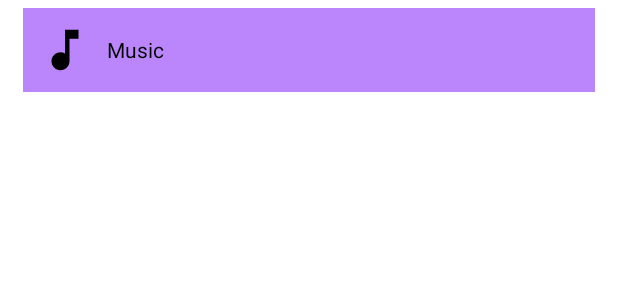
After one commit to hannamkrtchian/Music-Player-App, an Android app: the layout recycler_item.xml on its own in the app's theme, with its tools: preview values and no code run, on a phone screen of 412 x 824 dp. The commit adds this screen. Shown: the top 300 px of the screen. Run offline under Robolectric (Android 15) with nearby library versions, the phone set to English and light mode, and no system bars.

Commit message:
adapter for songsList

```diff
--- a/app/src/main/res/layout/fragment_all_songs.xml
+++ b/app/src/main/res/layout/fragment_all_songs.xml
@@ -18,7 +18,7 @@
         app:layout_constraintEnd_toEndOf="parent"
         app:layout_constraintStart_toStartOf="parent"
         app:layout_constraintTop_toTopOf="parent"
-        app:layout_constraintVertical_bias="0.023" />
+        app:layout_constraintVertical_bias="0.084" />
 
     <TextView
         android:id="@+id/no_songs"
--- /dev/null
+++ b/app/src/main/res/layout/recycler_item.xml
@@ -0,0 +1,29 @@
+<?xml version="1.0" encoding="utf-8"?>
+<RelativeLayout xmlns:android="http://schemas.android.com/apk/res/android"
+    android:layout_width="match_parent"
+    android:layout_height="wrap_content"
+    android:background="@color/purple_200"
+    android:layout_marginTop="5dp"
+    android:layout_marginRight="15dp"
+    android:layout_marginLeft="15dp"
+    android:padding="10dp"
+    xmlns:tools="http://schemas.android.com/tools">
+
+    <ImageView
+        android:layout_width="36dp"
+        android:layout_height="36dp"
+        android:id="@+id/icon_view"
+        android:layout_centerVertical="true"
+        android:src="@drawable/baseline_music_note_24" />
+
+    <TextView
+        android:layout_width="match_parent"
+        android:layout_height="wrap_content"
+        android:layout_centerVertical="true"
+        android:layout_toEndOf="@+id/icon_view"
+        android:layout_marginStart="10dp"
+        android:id="@+id/music_title_text"
+        tools:text="Music"
+        android:textColor="@color/black"/>
+
+</RelativeLayout>
```
Also changed, not shown: app/src/main/java/com/example/musicplayerapp/ui/MusicListAdapter.kt (+25 -1 lines), app/src/main/java/com/example/musicplayerapp/ui/allSongs/AllSongsFragment.kt (+17 -10 lines), app/src/main/java/com/example/musicplayerapp/ui/allSongs/AllSongsViewModel.kt (+10 -7 lines).
